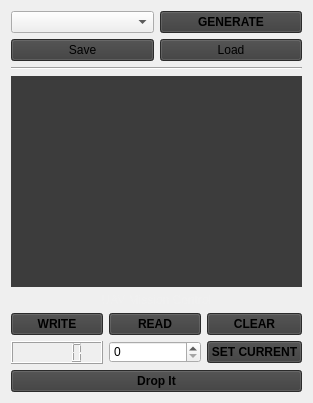
Before: the Qt Designer form GS/GUI/missionwidget.ui in UCI-UAVForge/GroundStation, drawn with Qt 5.
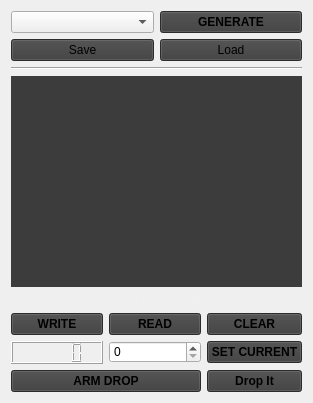
After: the same form once the commit is applied. Custom widgets are drawn as their Qt base class.

What changed in the file:
```diff
--- a/GS/GUI/missionwidget.ui
+++ b/GS/GUI/missionwidget.ui
@@ -208,22 +208,6 @@
        </property>
       </widget>
      </item>
-     <item row="5" column="0" colspan="3">
-      <widget class="QPushButton" name="dropButton">
-       <property name="font">
-        <font>
-         <weight>75</weight>
-         <bold>true</bold>
-        </font>
-       </property>
-       <property name="autoFillBackground">
-        <bool>false</bool>
-       </property>
-       <property name="text">
-        <string>Drop It</string>
-       </property>
-      </widget>
-     </item>
      <item row="4" column="2">
       <widget class="QPushButton" name="setCurrentButton">
        <property name="font">
@@ -243,6 +227,35 @@
      <item row="4" column="0">
       <widget class="QLCDNumber" name="currentMissionDisplay"/>
      </item>
+     <item row="5" column="2">
+      <widget class="QPushButton" name="dropButton">
+       <property name="font">
+        <font>
+         <weight>75</weight>
+         <bold>true</bold>
+        </font>
+       </property>
+       <property name="autoFillBackground">
+        <bool>false</bool>
+       </property>
+       <property name="text">
+        <string>Drop It</string>
+       </property>
+      </widget>
+     </item>
+     <item row="5" column="0" colspan="2">
+      <widget class="QPushButton" name="armDropButton">
+       <property name="font">
+        <font>
+         <weight>75</weight>
+         <bold>true</bold>
+        </font>
+       </property>
+       <property name="text">
+        <string>ARM DROP</string>
+       </property>
+      </widget>
+     </item>
     </layout>
    </item>
   </layout>
```
